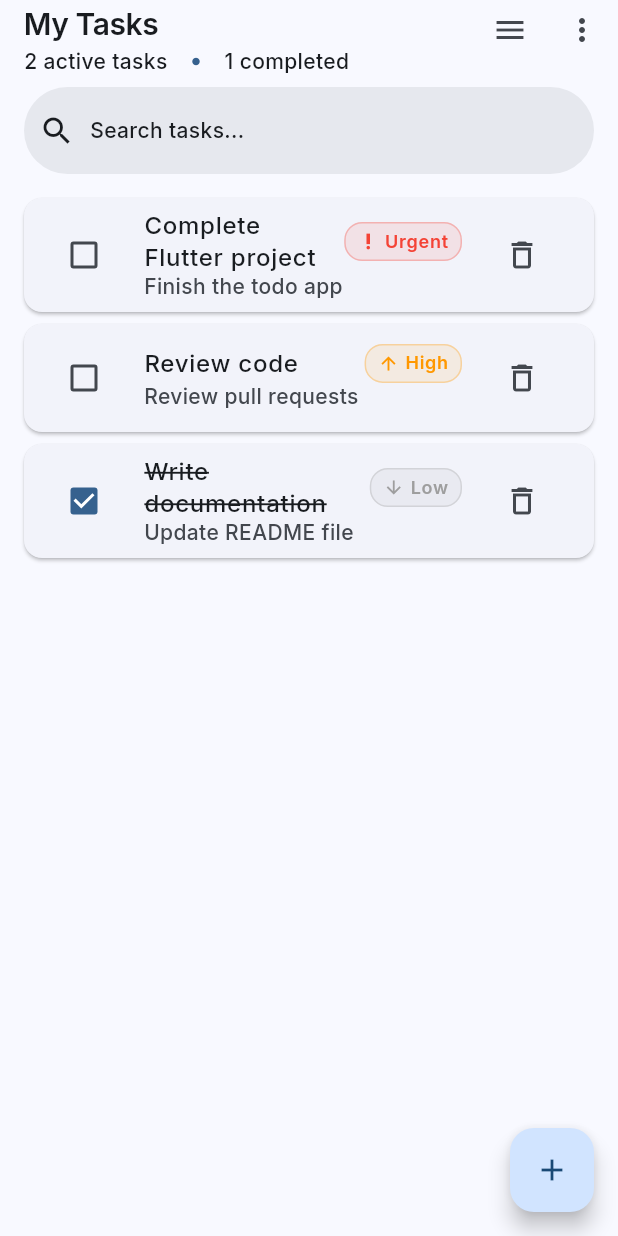
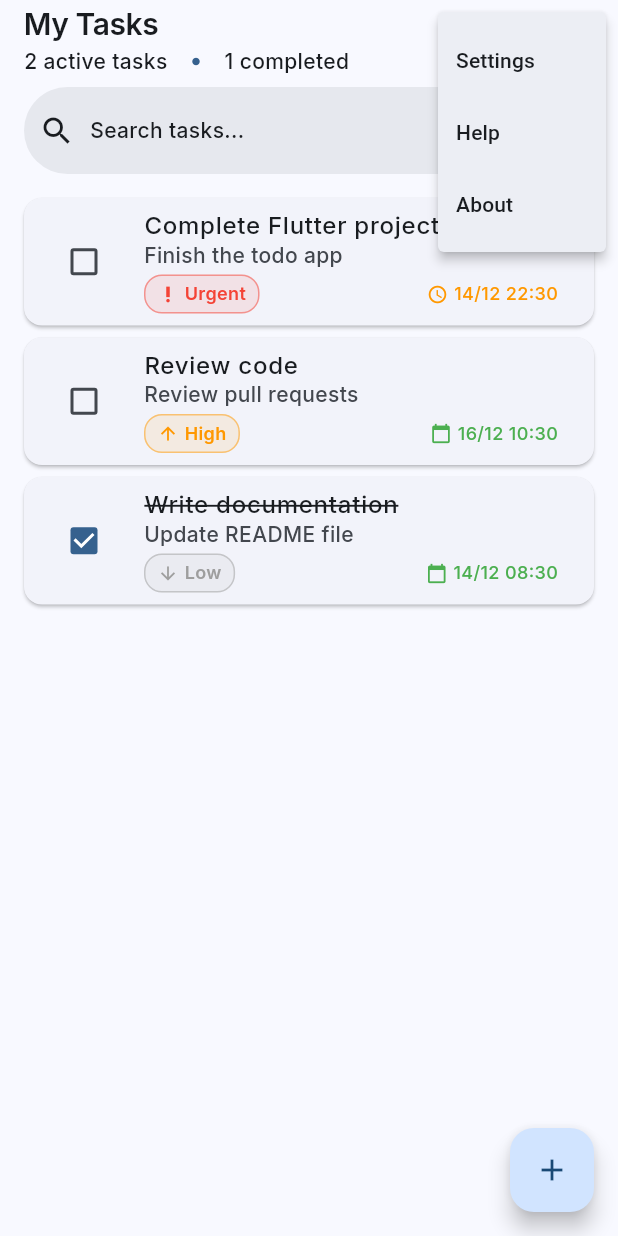
Before and after one commit to PhuHuynhMS/Todo_android, a Flutter app: the screen it shows after launch, after a tap on the "more vert" icon, on a phone screen of 412 x 824 dp. Run offline on Flutter 3.47's test engine with Material 3 defaults, Android fonts, the phone set to English and light mode, and no system bars; our stand-ins replace flutter_riverpod.

Commit message:
feat: Enhance task management with due dates and overdue checks

```diff
--- a/lib/features/application/notifiers/task_notifier.dart
+++ b/lib/features/application/notifiers/task_notifier.dart
@@ -9,32 +9,44 @@ class TaskNotifier extends StateNotifier<TaskState> {
 
   // Khởi tạo tasks mẫu
   void _initializeTasks() {
+    final now = DateTime.now();
     final initialTasks = [
       Task(
         id: '1',
         title: 'Complete Flutter project',
         description: 'Finish the todo app',
         isCompleted: false,
-        createdAt: DateTime.now(),
+        createdAt: now,
         priority: TaskPriority.urgent,
+        dueDate: now.add(const Duration(hours: 12)), // Sắp đến hạn
       ),
       Task(
         id: '2',
         title: 'Review code',
         description: 'Review pull requests',
         isCompleted: false,
-        createdAt: DateTime.now(),
+        createdAt: now,
         priority: TaskPriority.high,
+        dueDate: now.add(const Duration(days: 2)),
       ),
       Task(
         id: '3',
         title: 'Write documentation',
         description: 'Update README file',
         isCompleted: true,
-        createdAt: DateTime.now(),
+        createdAt: now.subtract(const Duration(days: 1)),
         priority: TaskPriority.low,
+        dueDate: now.subtract(
+          const Duration(hours: 2),
+        ), // Đã quá hạn nhưng completed
       ),
     ];
+
+    // Debug: In ra tasks để kiểm tra
+    for (var task in initialTasks) {
+      print('Task ${task.id}: dueDate = ${task.dueDate}');
+    }
+
     state = state.copyWith(tasks: initialTasks);
   }
 
--- a/lib/features/domain/entities/task.dart
+++ b/lib/features/domain/entities/task.dart
@@ -25,6 +25,7 @@ class Task {
   final bool isCompleted;
   final DateTime createdAt;
   final TaskPriority priority;
+  final DateTime? dueDate;
 
   Task({
     required this.id,
@@ -33,6 +34,7 @@ class Task {
     required this.isCompleted,
     required this.createdAt,
     this.priority = TaskPriority.medium,
+    this.dueDate,
   });
 
   Task copyWith({
@@ -42,6 +44,7 @@ class Task {
     bool? isCompleted,
     DateTime? createdAt,
     TaskPriority? priority,
+    DateTime? dueDate,
   }) {
     return Task(
       id: id ?? this.id,
@@ -50,6 +53,21 @@ class Task {
       isCompleted: isCompleted ?? this.isCompleted,
       createdAt: createdAt ?? this.createdAt,
       priority: priority ?? this.priority,
+      dueDate: dueDate ?? this.dueDate,
     );
   }
+
+  // Helper để check task đã quá hạn chưa
+  bool get isOverdue {
+    if (dueDate == null || isCompleted) return false;
+    return DateTime.now().isAfter(dueDate!);
+  }
+
+  // Helper để check task sắp đến hạn (trong 24h)
+  bool get isDueSoon {
+    if (dueDate == null || isCompleted) return false;
+    final now = DateTime.now();
+    final difference = dueDate!.difference(now);
+    return difference.inHours <= 24 && difference.inHours > 0;
+  }
 }
--- a/lib/features/presentation/screens/HomeScreen.dart
+++ /dev/null
@@ -1,67 +0,0 @@
-import 'package:flutter/material.dart';
-import 'package:flutter_riverpod/flutter_riverpod.dart';
-import '../../application/notifiers/task_notifier.dart';
-import '../widgets/todo_summary_counter.dart';
-import '../widgets/task_list.dart';
-
-class MyHomePage extends ConsumerWidget {
-  const MyHomePage({super.key, required this.title});
-
-  final String title;
-
-  @override
-  Widget build(BuildContext context, WidgetRef ref) {
-    final taskState = ref.watch(taskProvider);
-
-    return Scaffold(
-      appBar: AppBar(
-        title: const Text("My Tasks"),
-        titleSpacing: 16,
-        actions: [
-          IconButton(onPressed: () {}, icon: Icon(Icons.menu)),
-          IconButton(onPressed: () {}, icon: Icon(Icons.more_vert)),
-        ],
-        bottom: PreferredSize(
-          preferredSize: const Size.fromHeight(60),
-          child: Container(
-            alignment: Alignment.topLeft,
-            padding: const EdgeInsets.symmetric(horizontal: 16),
-            child: Column(
-              children: [
-                TodoSummaryCounter(
-                  activeCount: taskState.activeTasks,
-                  completedCount: taskState.completedTasks,
-                ),
-                const SizedBox(height: 8),
-                Row(
-                  children: [
-                    Expanded(
-                      child: SearchBar(
-                        padding: WidgetStateProperty.all(EdgeInsets.all(10)),
-                        leading: const Icon(Icons.search),
-                        hintText: "Search tasks...",
-                        elevation: WidgetStateProperty.all(0),
-                        textStyle: WidgetStateProperty.all(
-                          Theme.of(context).textTheme.bodyMedium,
-                        ),
-                        onChanged: (value) {},
-                      ),
-                    ),
-                  ],
-                ),
-              ],
-            ),
-          ),
-        ),
-      ),
-      body: const TaskList(),
-      floatingActionButton: FloatingActionButton(
-        onPressed: () {
-          // TODO: Mở dialog để thêm task mới
-        },
-        tooltip: 'Add Task',
-        child: const Icon(Icons.add),
-      ),
-    );
-  }
-}
--- /dev/null
+++ b/lib/features/presentation/screens/home_screen.dart
@@ -0,0 +1,86 @@
+import 'package:flutter/material.dart';
+import 'package:flutter_riverpod/flutter_riverpod.dart';
+import '../../application/notifiers/task_notifier.dart';
+import '../widgets/todo_summary_counter.dart';
+import '../widgets/task_list.dart';
+
+class MyHomePage extends ConsumerWidget {
+  const MyHomePage({super.key, required this.title});
+
+  final String title;
+
+  @override
+  Widget build(BuildContext context, WidgetRef ref) {
+    final taskState = ref.watch(taskProvider);
+
+    return Scaffold(
+      appBar: AppBar(
+        title: const Text("My Tasks"),
+        titleSpacing: 16,
+        actions: [_buildMenuButton(), _buildMoreOptionsButton()],
+        bottom: PreferredSize(
+          preferredSize: const Size.fromHeight(60),
+          child: Container(
+            alignment: Alignment.topLeft,
+            padding: const EdgeInsets.symmetric(horizontal: 16),
+            child: Column(
+              children: [
+                TodoSummaryCounter(
+                  activeCount: taskState.activeTasks,
+                  completedCount: taskState.completedTasks,
+                ),
+                const SizedBox(height: 8),
+                Row(children: [Expanded(child: _buildSearchBar(context))]),
+              ],
+            ),
+          ),
+        ),
+      ),
+      body: const TaskList(),
+      floatingActionButton: _buildAddTaskButton(),
+    );
+  }
+
+  Widget _buildSearchBar(BuildContext context) {
+    return SearchBar(
+      padding: WidgetStateProperty.all(EdgeInsets.all(10)),
+      leading: const Icon(Icons.search),
+      hintText: "Search tasks...",
+      elevation: WidgetStateProperty.all(0),
+      textStyle: WidgetStateProperty.all(
+        Theme.of(context).textTheme.bodyMedium,
+      ),
+      onChanged: (value) {},
+    );
+  }
+
+  Widget _buildMenuButton() {
+    return IconButton(
+      onPressed: () {
+        // Xử lý khi nhấn nút menu
+      },
+      icon: const Icon(Icons.menu),
+    );
+  }
+
+  Widget _buildMoreOptionsButton() {
+    return PopupMenuButton<String>(
+      onSelected: (value) {
+        // Xử lý lựa chọn từ menu
+      },
+      itemBuilder: (BuildContext context) {
+        return {'Settings', 'Help', 'About'}.map((String choice) {
+          return PopupMenuItem<String>(value: choice, child: Text(choice));
+        }).toList();
+      },
+    );
+  }
+
+  Widget _buildAddTaskButton() {
+    return FloatingActionButton(
+      onPressed: () {},
+      tooltip: 'Add Task',
+      child: const Icon(Icons.add),
+    );
+  }
+}
--- a/lib/features/presentation/widgets/custom_chip.dart
+++ b/lib/features/presentation/widgets/custom_chip.dart
@@ -54,9 +54,9 @@ class CustomChip extends StatelessWidget {
     final chipContent = Container(
       padding: const EdgeInsets.symmetric(horizontal: 8, vertical: 4),
       decoration: BoxDecoration(
-        color: color.withOpacity(0.1),
+        color: color.withValues(alpha: 0.1),
         borderRadius: BorderRadius.circular(12),
-        border: Border.all(color: color.withOpacity(0.3)),
+        border: Border.all(color: color.withValues(alpha: 0.5)),
       ),
       child: Row(
         mainAxisSize: MainAxisSize.min,
--- a/lib/features/presentation/widgets/task_card.dart
+++ b/lib/features/presentation/widgets/task_card.dart
@@ -1,5 +1,6 @@
 import 'package:flutter/material.dart';
 import 'package:flutter_riverpod/flutter_riverpod.dart';
+import 'package:intl/intl.dart';
 import '../../domain/entities/task.dart';
 import '../../application/notifiers/task_notifier.dart';
 import 'custom_chip.dart';
@@ -11,6 +12,9 @@ class TaskCard extends ConsumerWidget {
 
   @override
   Widget build(BuildContext context, WidgetRef ref) {
+    // Debug: In ra dueDate
+    debugPrint('Task ${task.id}: dueDate = ${task.dueDate}');
+
     return Card(
       margin: const EdgeInsets.only(bottom: 8),
       child: ListTile(
@@ -20,27 +24,29 @@ class TaskCard extends ConsumerWidget {
             ref.read(taskProvider.notifier).toggleTaskComplete(task.id);
           },
         ),
-        title: Row(
+        title: Text(
+          task.title,
+          style: TextStyle(
+            decoration: task.isCompleted ? TextDecoration.lineThrough : null,
+          ),
+        ),
+        subtitle: Column(
+          crossAxisAlignment: CrossAxisAlignment.start,
           children: [
-            Expanded(
-              child: Text(
-                task.title,
-                style: TextStyle(
-                  decoration: task.isCompleted
-                      ? TextDecoration.lineThrough
-                      : null,
-                ),
-              ),
+            if (task.description.isNotEmpty) ...[
+              Text(task.description),
+              const SizedBox(height: 4),
+            ],
+            Row(
+              children: [
+                _buildPriorityChip(task.priority),
+                if (task.dueDate != null) ...[
+                  const SizedBox(width: 12),
+                  Expanded(child: _buildDueDateInfo(task)),
+                ],
+              ],
             ),
-            _buildPriorityChip(task.priority),
           ],
-        ),
-        subtitle: task.description.isNotEmpty ? Text(task.description) : null,
-        trailing: IconButton(
-          icon: const Icon(Icons.delete_outline),
-          onPressed: () {
-            ref.read(taskProvider.notifier).deleteTask(task.id);
-          },
         ),
       ),
     );
@@ -76,4 +82,44 @@ class TaskCard extends ConsumerWidget {
       showIcon: true,
     );
   }
+
+  Widget _buildDueDateInfo(Task task) {
+    final dueDate = task.dueDate!;
+    final formatter = DateFormat('dd/MM HH:mm');
+    final dateText = formatter.format(dueDate);
+
+    Color color;
+    IconData icon;
+
+    if (task.isOverdue) {
+      // Quá hạn
+      color = Colors.red;
+      icon = Icons.warning;
+    } else if (task.isDueSoon) {
+      // Sắp đến hạn (trong 24h)
+      color = Colors.orange;
+      icon = Icons.schedule;
+    } else {
+      // Bình thường
+      color = Colors.green;
+      icon = Icons.calendar_today;
+    }
+
+    return Row(
+      mainAxisSize: MainAxisSize.min,
+      mainAxisAlignment: MainAxisAlignment.end,
+      children: [
+        Icon(icon, size: 14, color: color),
+        const SizedBox(width: 4),
+        Text(
+          dateText,
+          style: TextStyle(
+            fontSize: 12,
+            color: color,
+            fontWeight: FontWeight.w500,
+          ),
+        ),
+      ],
+    );
+  }
 }
--- a/lib/main.dart
+++ b/lib/main.dart
@@ -1,6 +1,6 @@
 import 'package:flutter/material.dart';
 import 'package:flutter_riverpod/flutter_riverpod.dart';
-import 'features/presentation/screens/HomeScreen.dart';
+import 'features/presentation/screens/home_screen.dart';
 import 'core/app_fonts.dart';
 
 void main() {
--- a/pubspec.yaml
+++ b/pubspec.yaml
@@ -32,6 +32,7 @@ dependencies:
     sdk: flutter
   google_fonts: ^6.2.1
   flutter_riverpod: ^2.6.1
+  intl: ^0.19.0
 
   # The following adds the Cupertino Icons font to your application.
   # Use with the CupertinoIcons class for iOS style icons.
```
